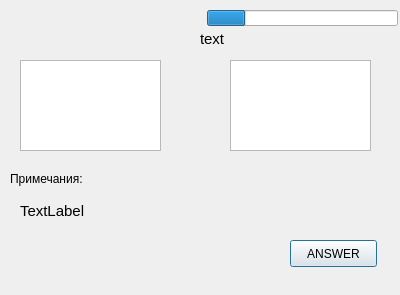
Before: the Qt Designer form qt_ui/torussian.ui in Laponina/learn_english, drawn with Qt 5.
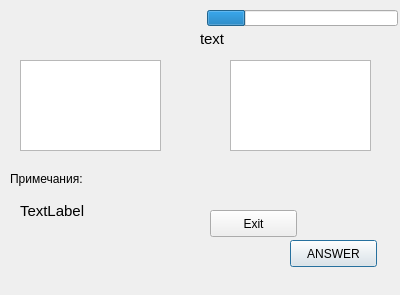
After: the same form once the commit is applied.

Commit message: разобралась с окном, выводящим результаты. Тут осталось лишь привести таблицу в привлекательный вид

Patch:
```diff
--- a/qt_ui/torussian.ui
+++ b/qt_ui/torussian.ui
@@ -149,6 +149,19 @@
     <string/>
    </property>
   </widget>
+  <widget class="QPushButton" name="ButtonExit">
+   <property name="geometry">
+    <rect>
+     <x>210</x>
+     <y>210</y>
+     <width>87</width>
+     <height>27</height>
+    </rect>
+   </property>
+   <property name="text">
+    <string>Exit</string>
+   </property>
+  </widget>
  </widget>
  <resources/>
  <connections/>
```
The commit also changes 4 other files.
